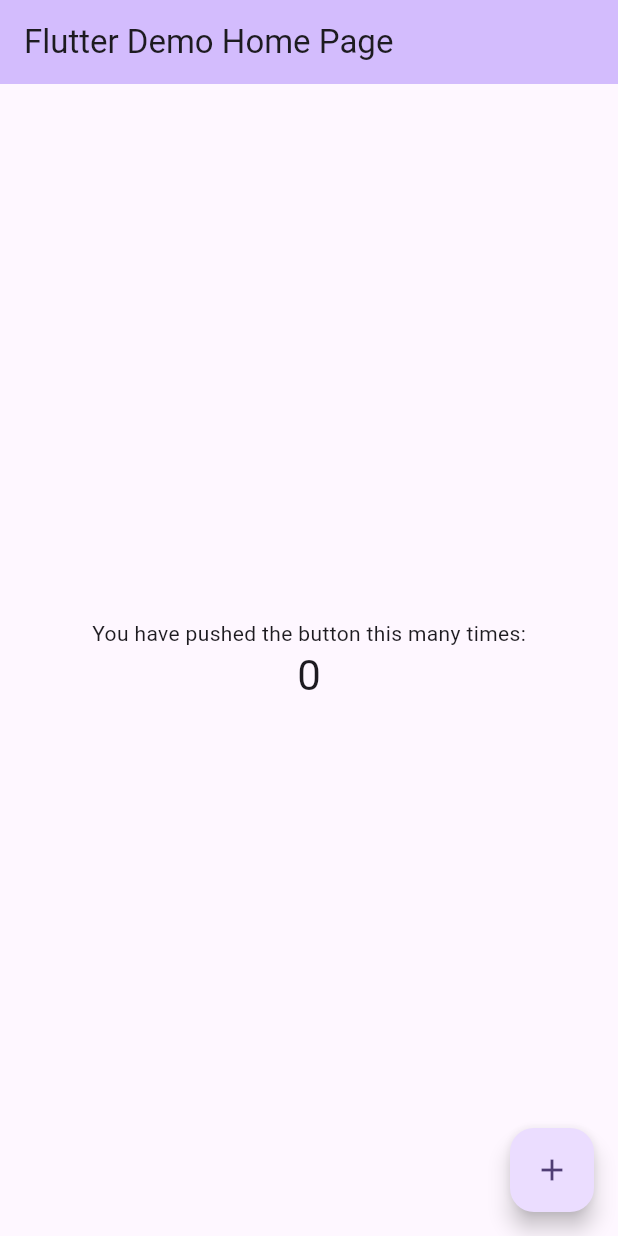
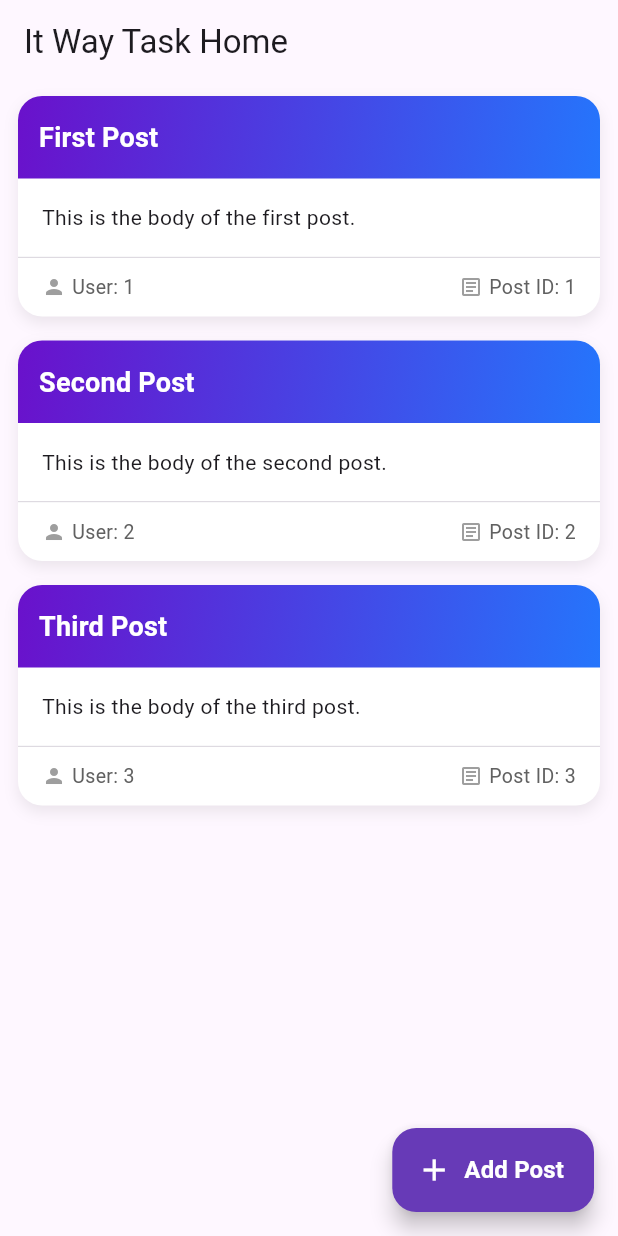
Before and after one commit to siamsaleh/it-way-bd-task, a Flutter app: the screen it shows after launch, on a phone screen of 412 x 824 dp. Run offline on Flutter 3.47's test engine with Material 3 defaults, Android fonts, the phone set to English and light mode, and no system bars; our stand-ins replace dio, get, logger.

Commit message:
feat: added post ui with styled card and floating action button on home page

```diff
--- /dev/null
+++ b/lib/data/models/Post_model.dart
@@ -0,0 +1,26 @@
+class PostModel {
+  final int userId;
+  final int id;
+  final String title;
+  final String body;
+
+  PostModel({
+    required this.userId,
+    required this.id,
+    required this.title,
+    required this.body,
+  });
+
+  factory PostModel.fromJson(Map<String, dynamic> json) {
+    return PostModel(
+      userId: json['userId'],
+      id: json['id'],
+      title: json['title'],
+      body: json['body'],
+    );
+  }
+
+  Map<String, dynamic> toJson() {
+    return {'userId': userId, 'id': id, 'title': title, 'body': body};
+  }
+}
--- a/lib/main.dart
+++ b/lib/main.dart
@@ -1,6 +1,8 @@
 import 'package:flutter/material.dart';
+import 'package:it_way_bd_task/widgets/post_card_item.dart';
 
 import 'core/di/dependency_injection.dart';
+import 'data/models/Post_model.dart';
 
 void main() {
   WidgetsFlutterBinding.ensureInitialized();
@@ -14,11 +16,11 @@
   @override
   Widget build(BuildContext context) {
     return MaterialApp(
-      title: 'Flutter Demo',
+      title: 'It Way Task',
       theme: ThemeData(
         colorScheme: ColorScheme.fromSeed(seedColor: Colors.deepPurple),
       ),
-      home: const MyHomePage(title: 'Flutter Demo Home Page'),
+      home: const MyHomePage(title: 'It Way Task Home'),
     );
   }
 }
@@ -33,45 +35,51 @@
 }
 
 class _MyHomePageState extends State<MyHomePage> {
-  int _counter = 0;
-
-  void _incrementCounter() {
-    setState(() {
-      _counter++;
-    });
-  }
+  // Dummy posts list
+  final List<PostModel> posts = [
+    PostModel(
+      userId: 1,
+      id: 1,
+      title: "First Post",
+      body: "This is the body of the first post.",
+    ),
+    PostModel(
+      userId: 2,
+      id: 2,
+      title: "Second Post",
+      body: "This is the body of the second post.",
+    ),
+    PostModel(
+      userId: 3,
+      id: 3,
+      title: "Third Post",
+      body: "This is the body of the third post.",
+    ),
+  ];
 
   @override
   Widget build(BuildContext context) {
-    // This method is rerun every time setState is called, for instance as done
-    // by the _incrementCounter method above.
-    //
-    // The Flutter framework has been optimized to make rerunning build methods
-    // fast, so that you can just rebuild anything that needs updating rather
-    // than having to individually change instances of widgets.
     return Scaffold(
-      appBar: AppBar(
-        backgroundColor: Theme.of(context).colorScheme.inversePrimary,
-        title: Text(widget.title),
+      appBar: AppBar(title: Text(widget.title)),
+      body: ListView.builder(
+        itemCount: posts.length,
+        itemBuilder: (context, index) {
+          return PostCard(post: posts[index]);
+        },
       ),
-      body: Center(
-        child: Column(
-          // wireframe for each widget.
-          mainAxisAlignment: MainAxisAlignment.center,
-          children: <Widget>[
-            const Text('You have pushed the button this many times:'),
-            Text(
-              '$_counter',
-              style: Theme.of(context).textTheme.headlineMedium,
-            ),
-          ],
+      floatingActionButton: FloatingActionButton.extended(
+        onPressed: () {},
+        backgroundColor: Colors.deepPurple,
+        icon: const Icon(Icons.add, size: 24, color: Colors.white),
+        label: const Text(
+          "Add Post",
+          style: TextStyle(
+            fontSize: 16,
+            fontWeight: FontWeight.w600,
+            color: Colors.white, // Force text color white
+          ),
         ),
       ),
-      floatingActionButton: FloatingActionButton(
-        onPressed: _incrementCounter,
-        tooltip: 'Increment',
-        child: const Icon(Icons.add),
-      ), // This trailing comma makes auto-formatting nicer for build methods.
     );
   }
 }
--- /dev/null
+++ b/lib/widgets/post_card_item.dart
@@ -0,0 +1,97 @@
+import 'package:flutter/material.dart';
+
+import '../data/models/Post_model.dart';
+
+class PostCard extends StatelessWidget {
+  final PostModel post;
+
+  const PostCard({super.key, required this.post});
+
+  @override
+  Widget build(BuildContext context) {
+    return Container(
+      margin: const EdgeInsets.symmetric(horizontal: 12, vertical: 8),
+      decoration: BoxDecoration(
+        borderRadius: BorderRadius.circular(16),
+        boxShadow: [
+          BoxShadow(
+            color: Colors.black.withOpacity(0.08),
+            blurRadius: 8,
+            offset: const Offset(0, 4),
+          ),
+        ],
+        color: Colors.white,
+      ),
+      child: Column(
+        crossAxisAlignment: CrossAxisAlignment.start,
+        children: [
+          // Gradient header with title
+          Container(
+            width: double.infinity,
+            padding: const EdgeInsets.all(14),
+            decoration: const BoxDecoration(
+              borderRadius: BorderRadius.vertical(top: Radius.circular(16)),
+              gradient: LinearGradient(
+                colors: [Color(0xFF6A11CB), Color(0xFF2575FC)],
+                begin: Alignment.topLeft,
+                end: Alignment.bottomRight,
+              ),
+            ),
+            child: Text(
+              post.title,
+              style: Theme.of(context).textTheme.titleMedium?.copyWith(
+                color: Colors.white,
+                fontSize: 18,
+                fontWeight: FontWeight.bold,
+              ),
+            ),
+          ),
+
+          // Body content
+          Padding(
+            padding: const EdgeInsets.all(16),
+            child: Text(
+              post.body,
+              style: Theme.of(context).textTheme.bodyMedium?.copyWith(
+                fontSize: 14,
+                height: 1.4,
+              ),
+            ),
+          ),
+
+          const Divider(height: 1, thickness: 0.5),
+
+          // Footer with icons
+          Padding(
+            padding: const EdgeInsets.symmetric(horizontal: 16, vertical: 10),
+            child: Row(
+              mainAxisAlignment: MainAxisAlignment.spaceBetween,
+              children: [
+                Row(
+                  children: [
+                    const Icon(Icons.person, size: 16, color: Colors.grey),
+                    const SizedBox(width: 4),
+                    Text(
+                      "User: ${post.userId}",
+                      style: TextStyle(color: Colors.grey[700], fontSize: 13),
+                    ),
+                  ],
+                ),
+                Row(
+                  children: [
+                    const Icon(Icons.article_outlined, size: 16, color: Colors.grey),
+                    const SizedBox(width: 4),
+                    Text(
+                      "Post ID: ${post.id}",
+                      style: TextStyle(color: Colors.grey[700], fontSize: 13),
+                    ),
+                  ],
+                ),
+              ],
+            ),
+          ),
+        ],
+      ),
+    );
+  }
+}
```
